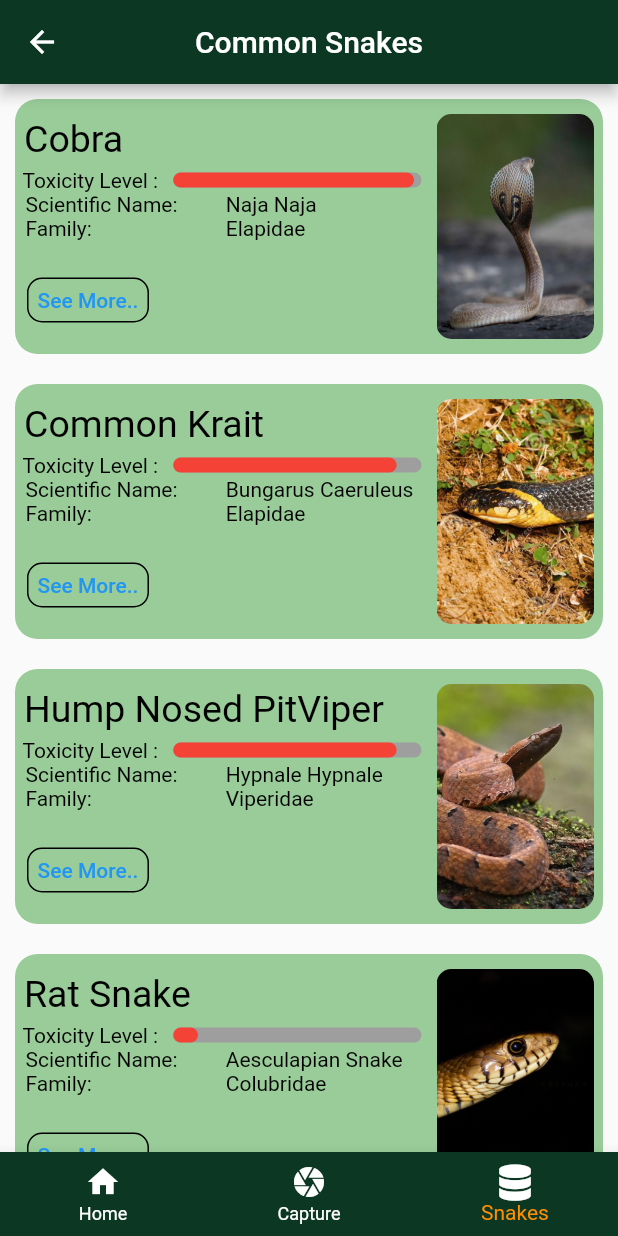
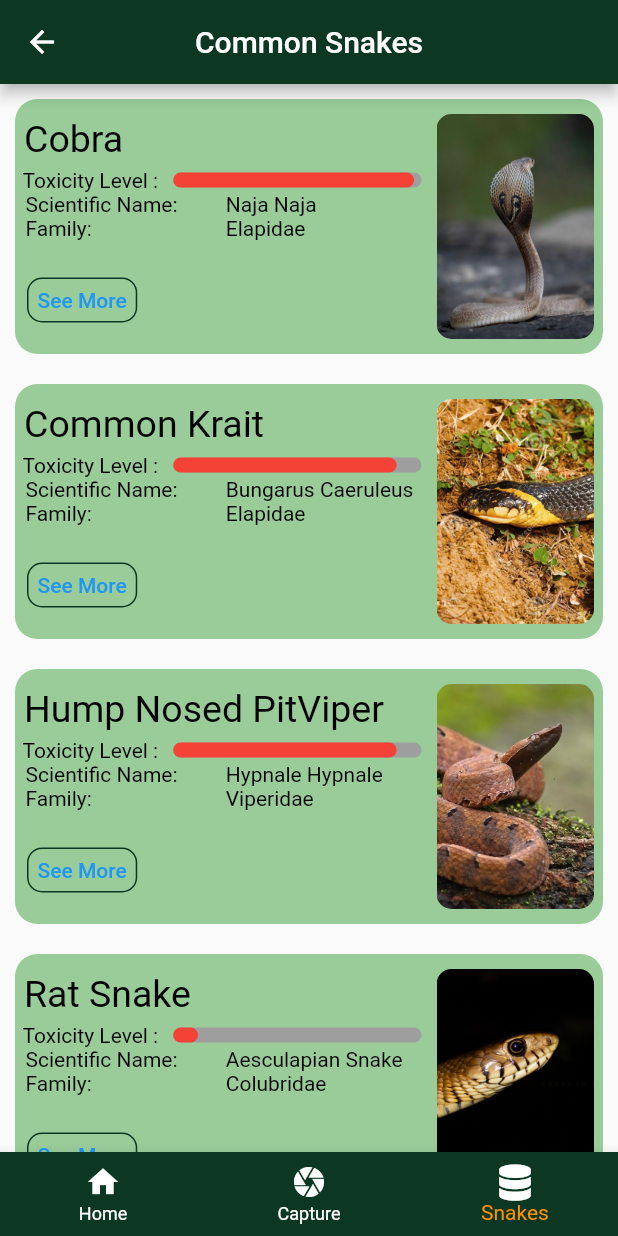
Before and after one commit to Deshal-001/snake_eyes, a Flutter app: the screen it shows after launch, item 3 of the bottom bar chosen, on a phone screen of 412 x 824 dp. Run offline on Flutter 3.47's test engine with Material 2 defaults, Android fonts, the phone set to English and light mode, and no system bars; drawn by our look-alikes of percent_indicator; our stand-ins replace font_awesome_flutter, google_fonts, image_picker; Roboto replaces fonts that are missing (Abel).

Commit message:
Initial commit

```diff
--- a/lib/CommonSnakesPage.dart
+++ b/lib/CommonSnakesPage.dart
@@ -265,11 +265,11 @@ class Snakes extends StatelessWidget {
                         },
                         child:
                             Container(decoration: BoxDecoration(
-                                border: Border.all(color: Colors.black),
+                                border: Border.all(color: Color(0xFF0C3823)   ),
                                 borderRadius: BorderRadius.circular(10)
                             ),child: const Padding(
                               padding: EdgeInsets.all(6.0),
-                              child: Text("See More..", style: TextStyle()),
+                              child: Text("See More", style: TextStyle()),
                             )),
                       ),
                     ))
```
